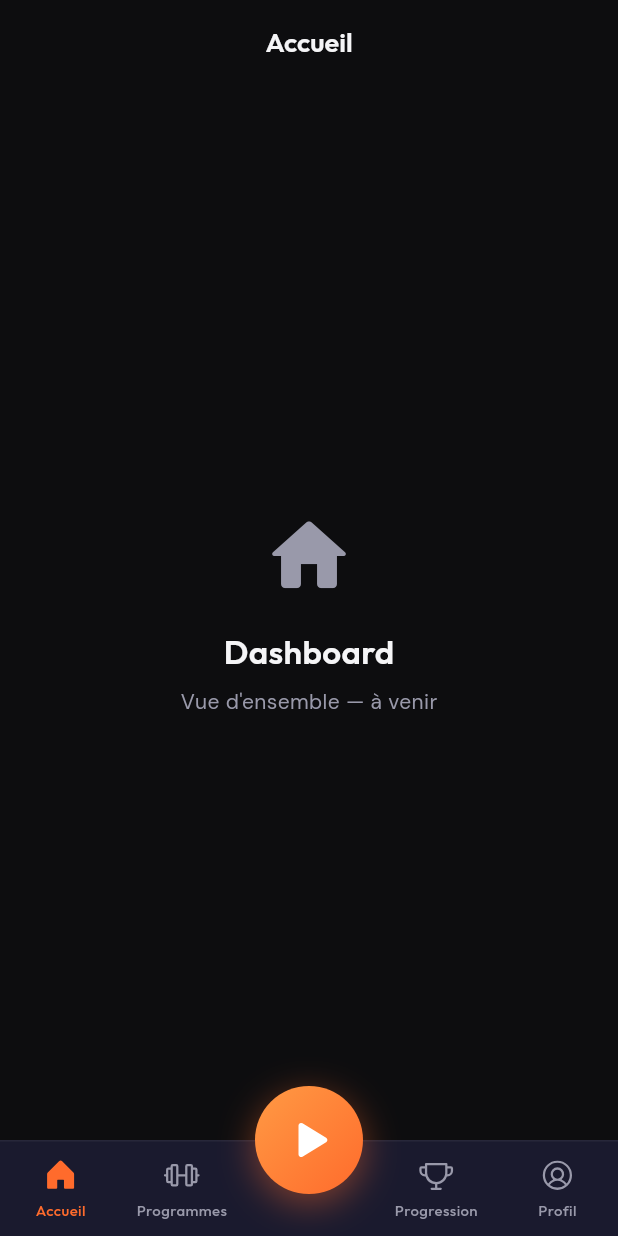
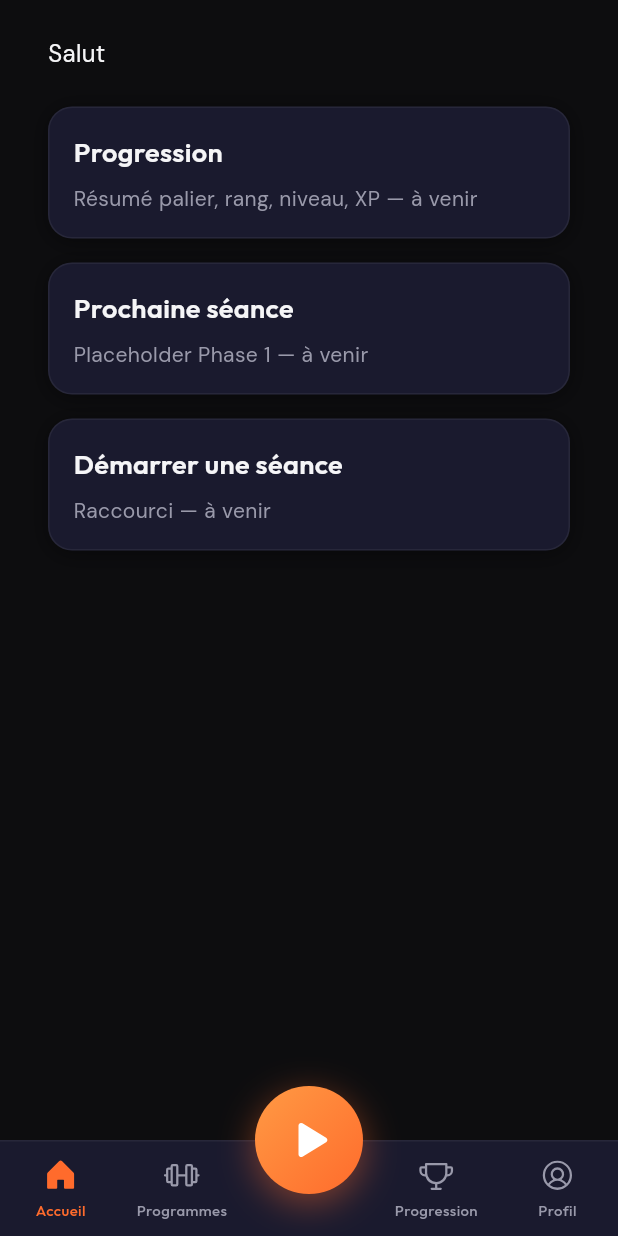
Before and after one commit to Chezard-s-experiments/PushUp, a Flutter app: the DashboardPage screen opened by its route, on a phone screen of 412 x 824 dp. Run offline on Flutter 3.47's test engine with Material 3 defaults, Android fonts, the phone set to English and light mode, and no system bars; our stand-ins replace connectivity_plus, dio, flutter_riverpod, flutter_secure_storage, freezed_annotation, go_router and 4 more; missing offline and left inert: google_sign_in_web; accounts and stored records are empty; generated files the repository leaves out were written again.

Commit message:
✨ Add home dashboard layout and welcome header

```diff
--- a/lib/features/home/presentation/pages/dashboard_page.dart
+++ b/lib/features/home/presentation/pages/dashboard_page.dart
@@ -1,40 +1,125 @@
 import 'package:flutter/material.dart';
-import 'package:google_fonts/google_fonts.dart';
+import 'package:flutter_riverpod/flutter_riverpod.dart';
+import 'package:pushup_hub/core/theme/app_colors.dart';
+import 'package:pushup_hub/core/theme/app_spacing.dart';
+import 'package:pushup_hub/core/theme/app_typography.dart';
+import 'package:pushup_hub/features/auth/data/models/user_profile.dart';
+import 'package:pushup_hub/features/auth/presentation/providers/auth_notifier.dart';
+import 'package:pushup_hub/features/auth/presentation/providers/auth_state.dart';
+import 'package:pushup_hub/shared/widgets/app_card.dart';
 
-/// Page d'accueil — vue d'ensemble de l'utilisateur.
-/// Affichera : progression globale, séance du jour, streaks, raccourcis.
-class DashboardPage extends StatelessWidget {
+/// Page d'accueil — hub Phase 1 (structure + bienvenue).
+/// Blocs détaillés : commits suivants.
+class DashboardPage extends ConsumerWidget {
   const DashboardPage({super.key});
 
   @override
-  Widget build(BuildContext context) {
+  Widget build(BuildContext context, WidgetRef ref) {
+    final authState = ref.watch(authProvider);
+
     return Scaffold(
-      appBar: AppBar(title: const Text('Accueil')),
-      body: Center(
-        child: Column(
-          mainAxisAlignment: MainAxisAlignment.center,
-          children: [
-            const Icon(Icons.home_rounded, size: 64, color: Color(0xFF9999AA)),
-            const SizedBox(height: 16),
-            Text(
-              'Dashboard',
-              style: GoogleFonts.outfit(
-                fontSize: 22,
-                fontWeight: FontWeight.w600,
-                color: const Color(0xFFF5F5F7),
+      backgroundColor: AppColors.bgPrimary,
+      body: SafeArea(
+        child: SingleChildScrollView(
+          padding: const EdgeInsets.symmetric(
+            horizontal: AppSpacing.xl,
+            vertical: AppSpacing.lg,
+          ),
+          child: Column(
+            crossAxisAlignment: CrossAxisAlignment.stretch,
+            children: [
+              _WelcomeHeader(authState: authState),
+              const SizedBox(height: AppSpacing.lg),
+              _SectionPlaceholder(
+                title: 'Progression',
+                subtitle: 'Résumé palier, rang, niveau, XP — à venir',
               ),
-            ),
-            const SizedBox(height: 8),
-            Text(
-              'Vue d\'ensemble — à venir',
-              style: GoogleFonts.dmSans(
-                fontSize: 14,
-                color: const Color(0xFF9999AA),
+              const SizedBox(height: AppSpacing.md),
+              _SectionPlaceholder(
+                title: 'Prochaine séance',
+                subtitle: 'Placeholder Phase 1 — à venir',
               ),
-            ),
-          ],
+              const SizedBox(height: AppSpacing.md),
+              _SectionPlaceholder(
+                title: 'Démarrer une séance',
+                subtitle: 'Raccourci — à venir',
+              ),
+            ],
+          ),
         ),
       ),
     );
   }
 }
+
+/// Nom affiché après « Salut, » — prénom si présent, sinon partie locale de l’email.
+String welcomeDisplayName(UserProfile user) {
+  final first = user.firstName?.trim();
+  if (first != null && first.isNotEmpty) return first;
+  final email = user.email.trim();
+  final at = email.indexOf('@');
+  if (at > 0) return email.substring(0, at);
+  return email.isNotEmpty ? email : 'Athlète';
+}
+
+class _WelcomeHeader extends StatelessWidget {
+  final AuthState authState;
+
+  const _WelcomeHeader({required this.authState});
+
+  @override
+  Widget build(BuildContext context) {
+    final text = switch (authState) {
+      Authenticated(:final user) => 'Salut, ${welcomeDisplayName(user)}',
+      AuthLoading() => 'Salut…',
+      _ => 'Salut',
+    };
+
+    return Row(
+      crossAxisAlignment: CrossAxisAlignment.start,
+      children: [
+        Expanded(
+          child: Text(
+            text,
+            style: AppTypography.body1,
+            maxLines: 2,
+            overflow: TextOverflow.ellipsis,
+          ),
+        ),
+        if (authState is AuthLoading)
+          const Padding(
+            padding: EdgeInsets.only(left: AppSpacing.sm),
+            child: SizedBox(
+              width: 20,
+              height: 20,
+              child: CircularProgressIndicator(
+                strokeWidth: 2,
+                color: AppColors.primary,
+              ),
+            ),
+          ),
+      ],
+    );
+  }
+}
+
+class _SectionPlaceholder extends StatelessWidget {
+  final String title;
+  final String subtitle;
+
+  const _SectionPlaceholder({required this.title, required this.subtitle});
+
+  @override
+  Widget build(BuildContext context) {
+    return AppCard(
+      child: Column(
+        crossAxisAlignment: CrossAxisAlignment.start,
+        children: [
+          Text(title, style: AppTypography.h3),
+          const SizedBox(height: AppSpacing.sm),
+          Text(subtitle, style: AppTypography.body2.copyWith(color: AppColors.textSecondary)),
+        ],
+      ),
+    );
+  }
+}
```
